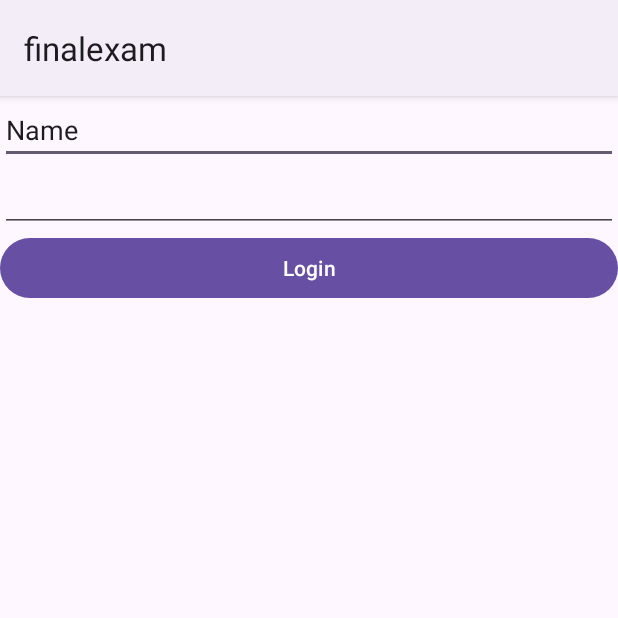
After one commit to krishnanandmca/andro, an Android app: the LoginActivity screen opened directly, with no data from a screen before it, on a phone screen of 412 x 824 dp, the top half of it. The commit adds this screen. Run offline under Robolectric (Android 15) with nearby library versions, the phone set to English and light mode, and no system bars.

Commit message:
login db

```diff
--- /dev/null
+++ b/app/src/main/java/com/example/finalexam/LoginActivity.java
@@ -0,0 +1,42 @@
+package com.example.finalexam;
+
+import androidx.appcompat.app.AppCompatActivity;
+
+import android.database.Cursor;
+import android.database.sqlite.SQLiteDatabase;
+import android.os.Bundle;
+import android.view.View;
+import android.widget.EditText;
+import android.widget.Toast;
+
+public class LoginActivity extends AppCompatActivity {
+
+    EditText e1, e2;
+
+    SQLiteDatabase db = null;
+    @Override
+    protected void onCreate(Bundle savedInstanceState) {
+        super.onCreate(savedInstanceState);
+        setContentView(R.layout.activity_login);
+
+        e1 = findViewById(R.id.e1);
+        e2 = findViewById(R.id.e2);
+
+        db = openOrCreateDatabase("login",MODE_PRIVATE,null);
+
+
+    }
+
+    public void login(View v){
+        if(db.isOpen()){
+            String sql = "SELECT * FROM register WHERE username='"+e1.getText().toString()+"' and password='"+e2.getText().toString()+"'";
+            Cursor c = db.rawQuery(sql,null);
+            if(c.getCount() > 0){
+                Toast.makeText(this, "Login success", Toast.LENGTH_SHORT).show();
+            }else{
+                Toast.makeText(this, "Login failed", Toast.LENGTH_SHORT).show();
+            }
+        }
+
+    }
+}
--- a/app/src/main/java/com/example/finalexam/MainActivity.java
+++ b/app/src/main/java/com/example/finalexam/MainActivity.java
@@ -5,6 +5,7 @@ import androidx.appcompat.app.AppCompatActivity;
 import android.content.Intent;
 import android.os.Bundle;
 import android.view.View;
+import android.widget.Toast;
 
 public class MainActivity extends AppCompatActivity {
 
@@ -16,7 +17,7 @@ public class MainActivity extends AppCompatActivity {
 
 
     public void button(View v){
-        Intent intent = new Intent(this, Pgm3.class);
+        Intent intent = new Intent(this, RegisterActivity.class);
         startActivity(intent);
     }
 
--- /dev/null
+++ b/app/src/main/res/layout/activity_login.xml
@@ -0,0 +1,31 @@
+<?xml version="1.0" encoding="utf-8"?>
+<LinearLayout xmlns:android="http://schemas.android.com/apk/res/android"
+    xmlns:app="http://schemas.android.com/apk/res-auto"
+    xmlns:tools="http://schemas.android.com/tools"
+    android:layout_width="match_parent"
+    android:layout_height="match_parent"
+    android:orientation="vertical"
+    tools:context=".LoginActivity">
+
+    <EditText
+        android:id="@+id/e1"
+        android:layout_width="match_parent"
+        android:layout_height="wrap_content"
+        android:ems="10"
+        android:inputType="text"
+        android:text="Name" />
+
+    <EditText
+        android:id="@+id/e2"
+        android:layout_width="match_parent"
+        android:layout_height="wrap_content"
+        android:ems="10"
+        android:inputType="textPassword" />
+
+    <Button
+        android:id="@+id/button8"
+        android:layout_width="match_parent"
+        android:layout_height="wrap_content"
+        android:text="Login"
+        android:onClick = "login"/>
+</LinearLayout>
```
Also changed, not shown: app/src/main/AndroidManifest.xml (+12 -0 lines), app/src/main/java/com/example/finalexam/ContextP2.java (deleted, +0 -54 lines), app/src/main/java/com/example/finalexam/PopupExample.java (added, +43 -0 lines), app/src/main/java/com/example/finalexam/RegisterActivity.java (added, +53 -0 lines), app/src/main/java/com/example/finalexam/SpinnerExample.java (added, +50 -0 lines), app/src/main/res/layout/activity_popup_example.xml (added, +18 -0 lines), app/src/main/res/layout/activity_register.xml (added, +32 -0 lines), app/src/main/res/layout/activity_spinner_example.xml (renamed from app/src/main/res/layout/activity_context_p2.xml, +5 -4 lines).
